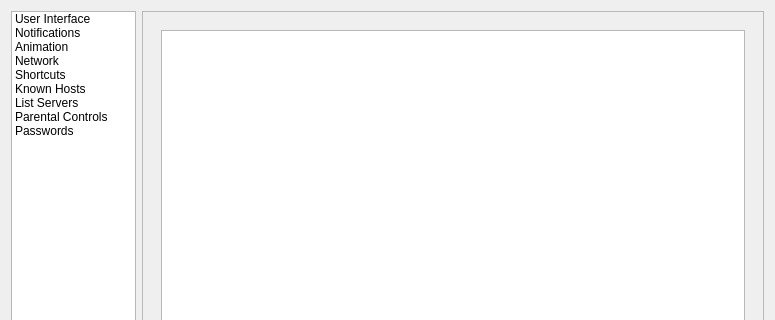
This is src/desktop/ui/settings.ui in drawpile/Drawpile as Qt 5 draws it before an edit; both pictures show x 0 to 775 and y 0 to 320 of the 775 by 545 pixel window. The edited form follows.
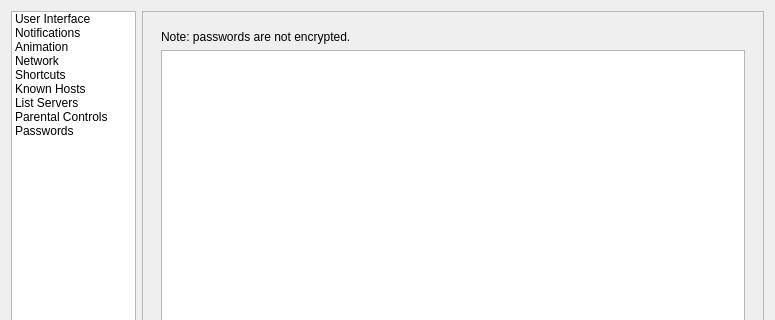
This is the edited form. The open tabs and pages were chosen to show the change. Icons and pictures are not drawn.

Commit message: Log error if password cannot be stored

Patch:
```diff
--- a/src/desktop/ui/settings.ui
+++ b/src/desktop/ui/settings.ui
@@ -922,6 +922,13 @@
           </widget>
           <widget class="QWidget" name="passwordPage">
            <layout class="QVBoxLayout" name="verticalLayout_5">
+            <item>
+             <widget class="QLabel" name="passwordListMessage">
+              <property name="text">
+               <string>Note: passwords are not encrypted.</string>
+              </property>
+             </widget>
+            </item>
             <item>
              <widget class="QTreeView" name="passwordListView">
               <attribute name="headerVisible">
```
The commit also changes 2 other files.
